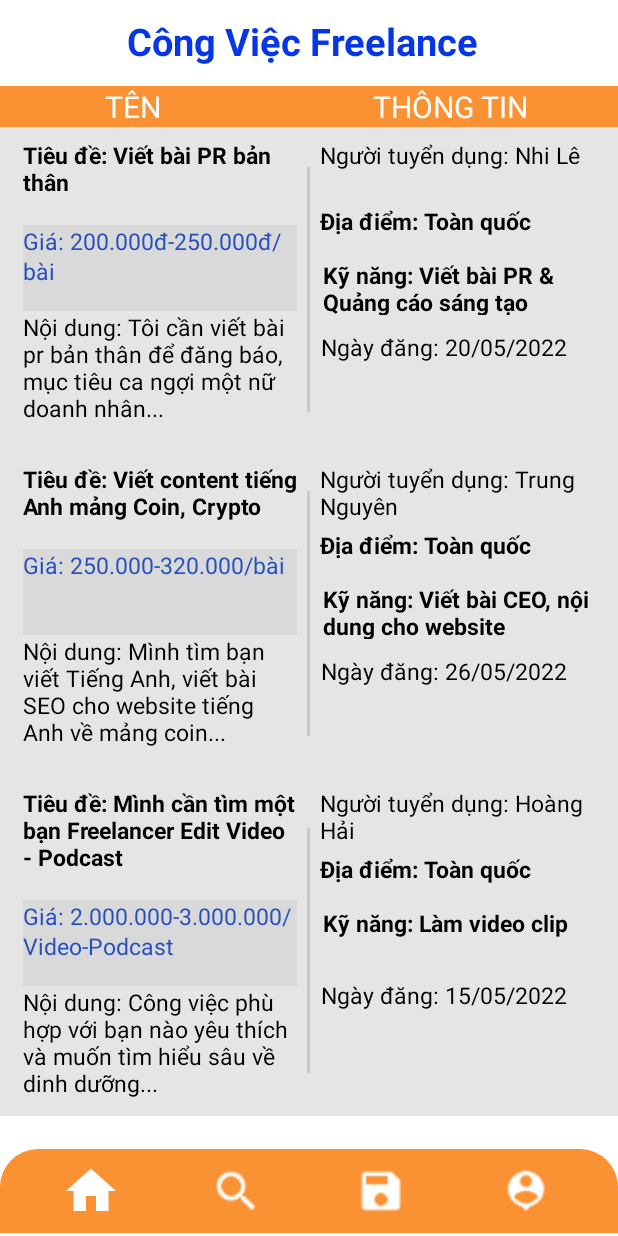
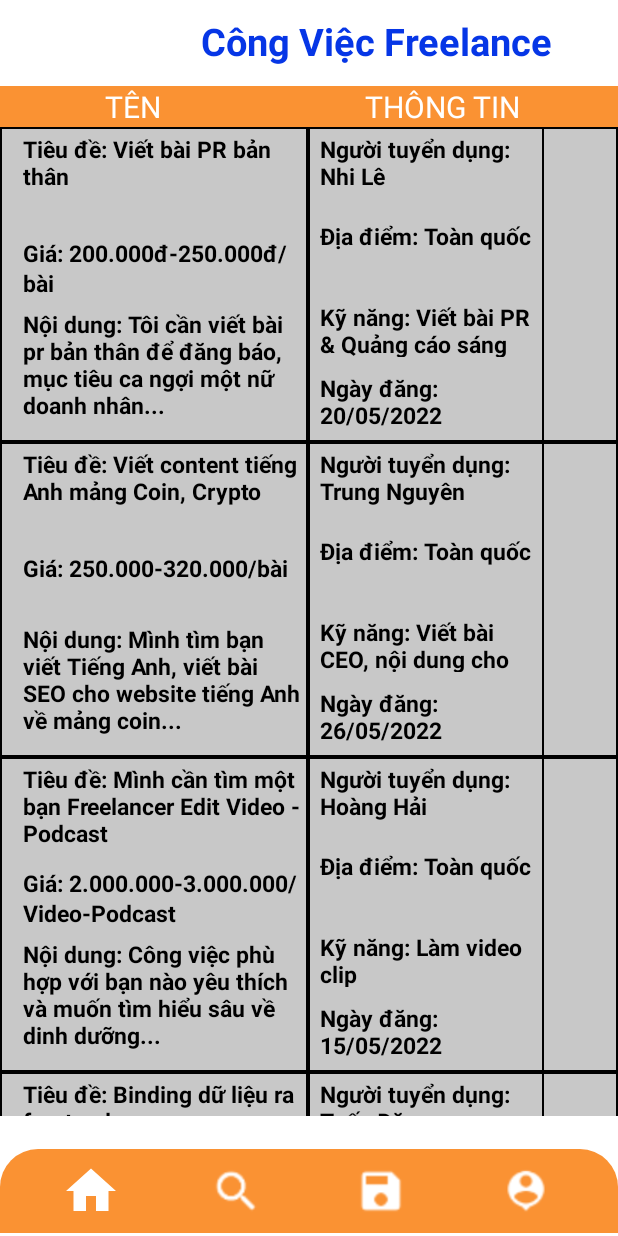
Before and after one commit to tuandm00/PJ_HCI_V3, an Android app: the screen it shows after launch (FreelancerMainActivity), on a phone screen of 412 x 824 dp. Run offline under Robolectric (Android 15) with nearby library versions, the phone set to English and light mode, and no system bars.

Commit message:
Add boder line

```diff
--- /dev/null
+++ b/app/src/main/res/drawable/item_recycle.xml
@@ -0,0 +1,5 @@
+<?xml version="1.0" encoding="utf-8"?>
+<shape xmlns:android="http://schemas.android.com/apk/res/android">
+    <stroke android:width="1dp" android:color="@color/black"/>
+    <solid android:color="#61C8C7C7"/>
+</shape>
--- a/app/src/main/res/layout/activity_freelancer_main.xml
+++ b/app/src/main/res/layout/activity_freelancer_main.xml
@@ -8,19 +8,23 @@
     tools:context=".MainActivity">
 
 <!--Tieu de-->
+
+    <!--    Body-->
+
     <TextView
         android:id="@+id/textView2"
         android:layout_width="242dp"
         android:layout_height="39dp"
+        android:layout_alignParentTop="true"
+        android:layout_alignParentEnd="true"
+        android:layout_centerVertical="true"
+        android:layout_marginTop="10dp"
+        android:layout_marginEnd="36dp"
         android:text="Công Việc Freelance"
-        android:layout_marginTop="10dp"
-        android:layout_alignParentTop="true"
-        android:layout_centerInParent="true"
         android:textColor="#0636E6"
         android:textSize="25sp"
-        android:textStyle="bold"/>
+        android:textStyle="bold" />
 
-<!--    Body-->
     <LinearLayout
         android:layout_width="match_parent"
         android:layout_height="match_parent"
@@ -36,20 +40,21 @@
             android:layout_height="wrap_content"
             android:orientation="horizontal"
             android:background="#CCF97700">
+
             <TextView
                 android:id="@+id/textView3"
                 android:layout_width="wrap_content"
-                android:layout_height="wrap_content"
+                android:layout_height="match_parent"
+                android:layout_gravity="left"
                 android:layout_marginLeft="70dp"
-                android:layout_gravity="left"
                 android:text="TÊN"
                 android:textColor="@color/white"
                 android:textSize="20sp" />
 
             <TextView
                 android:id="@+id/textView4"
-                android:layout_width="fill_parent"
-                android:layout_height="wrap_content"
+                android:layout_width="239dp"
+                android:layout_height="match_parent"
                 android:layout_marginRight="60dp"
                 android:gravity="right"
                 android:text="THÔNG TIN"
--- a/app/src/main/res/layout/activity_freelancer_p3.xml
+++ b/app/src/main/res/layout/activity_freelancer_p3.xml
@@ -477,13 +477,13 @@
                     android:id="@+id/buttonLienhetructiep"
                     android:layout_width="120dp"
                     android:layout_height="wrap_content"
-                    android:layout_marginTop="8dp"
+                    android:layout_marginTop="12dp"
                     android:layout_marginEnd="133dp"
                     android:background="@drawable/button_change"
                     android:text="Liên hệ"
                     android:textSize="18sp"
                     app:layout_constraintEnd_toEndOf="parent"
-                    app:layout_constraintHorizontal_bias="0.86"
+                    app:layout_constraintHorizontal_bias="1.0"
                     app:layout_constraintStart_toStartOf="parent"
                     app:layout_constraintTop_toBottomOf="@+id/imageView9"
                     tools:ignore="MissingConstraints" />
--- a/app/src/main/res/layout/info_freelancer.xml
+++ b/app/src/main/res/layout/info_freelancer.xml
@@ -1,135 +1,110 @@
 <?xml version="1.0" encoding="utf-8"?>
-<androidx.constraintlayout.widget.ConstraintLayout xmlns:android="http://schemas.android.com/apk/res/android"
-    xmlns:app="http://schemas.android.com/apk/res-auto"
-    xmlns:tools="http://schemas.android.com/tools"
-    android:id="@+id/layout_item"
+<RelativeLayout xmlns:android="http://schemas.android.com/apk/res/android"
     android:layout_width="match_parent"
-    android:layout_height="wrap_content">
+    android:layout_height="wrap_content"
+    android:background="#C8C7C7">
 
+    <LinearLayout
+        android:layout_width="match_parent"
+        android:layout_height="wrap_content"
+        android:background="@drawable/item_recycle"
+        android:orientation="horizontal">
+
+        <LinearLayout
+            android:layout_width="205dp"
+            android:layout_height="wrap_content"
+            android:background="@drawable/item_recycle"
+            android:orientation="vertical">
 
             <TextView
                 android:id="@+id/textViewTieude"
-        android:layout_width="0dp"
-        android:layout_height="wrap_content"
+                android:layout_width="188dp"
+                android:layout_height="65dp"
                 android:layout_marginStart="15dp"
-        android:layout_marginTop="8dp"
+                android:layout_marginTop="4dp"
                 android:layout_marginEnd="15dp"
                 android:text="Tieu de"
                 android:textColor="@color/black"
                 android:textSize="15sp"
-        android:textStyle="bold"
-        app:layout_constraintEnd_toStartOf="@+id/textViewNguoituyendung"
-        app:layout_constraintHorizontal_bias="1.0"
-        app:layout_constraintStart_toStartOf="parent"
-        app:layout_constraintTop_toTopOf="parent" />
+                android:textStyle="bold" />
 
             <TextView
                 android:id="@+id/textViewGia"
-        android:layout_width="0dp"
-        android:layout_height="57dp"
+                android:layout_width="188dp"
+                android:layout_height="43dp"
+                android:layout_marginStart="15dp"
+                android:layout_marginTop="4dp"
                 android:layout_marginEnd="15dp"
-        android:background="#D9D9D9"
                 android:text="Gia tien"
-        android:textColor="#254FBA"
+                android:textColor="@color/black"
                 android:textSize="15sp"
-        app:layout_constraintEnd_toStartOf="@+id/textViewNguoituyendung"
-        app:layout_constraintHorizontal_bias="0.0"
-        app:layout_constraintStart_toStartOf="@+id/textViewTieude"
-        app:layout_constraintTop_toBottomOf="@+id/textViewTieude" />
+                android:textStyle="bold" />
 
             <TextView
                 android:id="@+id/textViewNoidung"
-        android:layout_width="0dp"
-        android:layout_height="wrap_content"
+                android:layout_width="186dp"
+                android:layout_height="89dp"
+                android:layout_marginStart="15dp"
+                android:layout_marginTop="4dp"
                 android:layout_marginEnd="15dp"
                 android:text="Noi dung"
                 android:textColor="@color/black"
                 android:textSize="15sp"
-        app:layout_constraintEnd_toStartOf="@+id/textViewNguoituyendung"
-        app:layout_constraintHorizontal_bias="0.0"
-        app:layout_constraintStart_toStartOf="@+id/textViewGia"
-        app:layout_constraintTop_toBottomOf="@+id/textViewGia" />
+                android:textStyle="bold" />
+        </LinearLayout>
+
+        <LinearLayout
+            android:layout_width="157dp"
+            android:layout_height="match_parent"
+            android:layout_marginTop="0dp"
+            android:background="@drawable/item_recycle"
+            android:orientation="vertical">
 
             <TextView
                 android:id="@+id/textViewNguoituyendung"
-        android:layout_width="193dp"
-        android:layout_height="45dp"
-        android:layout_marginTop="8dp"
-        android:layout_marginEnd="5dp"
+                android:layout_width="132dp"
+                android:layout_height="48dp"
+                android:layout_marginStart="8dp"
+                android:layout_marginTop="4dp"
                 android:text="Nguoi tuyen dung"
                 android:textColor="@color/black"
                 android:textSize="15sp"
-        app:layout_constraintEnd_toEndOf="parent"
-        app:layout_constraintHorizontal_bias="1.0"
-        app:layout_constraintStart_toStartOf="parent"
-        app:layout_constraintTop_toTopOf="parent" />
+                android:textStyle="bold" />
 
             <TextView
                 android:id="@+id/textViewDiadiem"
-        android:layout_width="194dp"
-        android:layout_height="30dp"
-        android:layout_marginTop="52dp"
+                android:layout_width="144dp"
+                android:layout_height="44dp"
+                android:layout_marginStart="8dp"
+                android:layout_marginTop="10dp"
                 android:text="Dia diem"
                 android:textColor="@color/black"
                 android:textSize="15sp"
-        android:textStyle="bold"
-        app:layout_constraintEnd_toEndOf="@+id/textViewNguoituyendung"
-        app:layout_constraintHorizontal_bias="0.985"
-        app:layout_constraintStart_toStartOf="@+id/textViewNguoituyendung"
-        app:layout_constraintTop_toTopOf="parent" />
+                android:textStyle="bold" />
 
             <TextView
                 android:id="@+id/textViewKynang"
-        android:layout_width="192dp"
+                android:layout_width="147dp"
                 android:layout_height="37dp"
-        android:layout_marginTop="88dp"
+                android:layout_marginStart="8dp"
+                android:layout_marginTop="10dp"
                 android:text="Ky nang"
                 android:textColor="@color/black"
                 android:textSize="15sp"
-        android:textStyle="bold"
-        app:layout_constraintEnd_toEndOf="@+id/textViewDiadiem"
-        app:layout_constraintHorizontal_bias="1.0"
-        app:layout_constraintStart_toStartOf="@+id/textViewDiadiem"
-        app:layout_constraintTop_toTopOf="parent" />
+                android:textStyle="bold" />
 
             <TextView
                 android:id="@+id/textViewNgaydang"
-        android:layout_width="193dp"
-        android:layout_height="29dp"
-        android:layout_marginTop="136dp"
+                android:layout_width="145dp"
+                android:layout_height="39dp"
+                android:layout_marginStart="8dp"
+                android:layout_marginTop="10dp"
                 android:text="Ngay dang"
                 android:textColor="@color/black"
                 android:textSize="15sp"
-        app:layout_constraintEnd_toEndOf="@+id/textViewKynang"
-        app:layout_constraintHorizontal_bias="1.0"
-        app:layout_constraintStart_toStartOf="@+id/textViewKynang"
-        app:layout_constraintTop_toTopOf="parent" />
-
-    <androidx.constraintlayout.widget.Barrier
-        android:layout_width="wrap_content"
-        android:layout_height="wrap_content"
-        app:barrierDirection="left"
-        tools:layout_editor_absoluteX="182dp"
-        tools:layout_editor_absoluteY="65dp" />
-
-    <androidx.constraintlayout.widget.Barrier
-        android:id="@+id/barrier2"
-        android:layout_width="wrap_content"
-        android:layout_height="wrap_content"
-        app:barrierDirection="left" />
-
-    <View
-        android:id="@+id/divider"
-        android:layout_width="2dp"
-        android:layout_height="163dp"
-        android:layout_marginStart="2dp"
-        android:layout_marginEnd="2dp"
-        android:background="?android:attr/listDivider"
-        android:backgroundTint="#F000"
-        app:layout_constraintBottom_toBottomOf="parent"
-        app:layout_constraintEnd_toStartOf="@+id/textViewDiadiem"
-        app:layout_constraintStart_toEndOf="@+id/textViewGia"
-        app:layout_constraintTop_toTopOf="parent" />
+                android:textStyle="bold" />
+        </LinearLayout>
+    </LinearLayout>
 
 
-</androidx.constraintlayout.widget.ConstraintLayout>
+</RelativeLayout>
```
Lines whose indentation alone changed are shown as unchanged.
